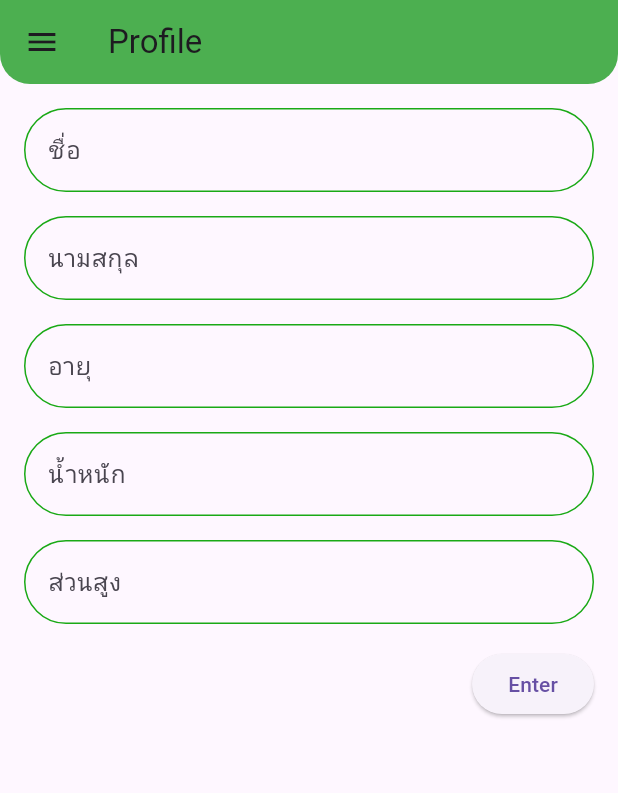
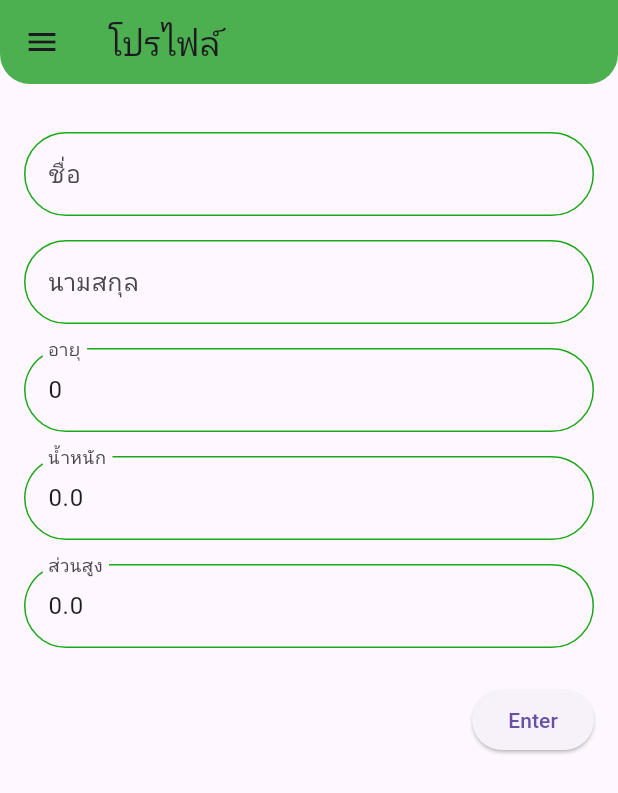
Before and after one commit to wichananm65/HealthyPlan, a Flutter app: the MyProfilePage screen opened directly, in the side drawer, after a tap on "Enter", on a phone screen of 412 x 824 dp. Shown: the top 793 px of the screen. Run offline on Flutter 3.47's test engine with Material 3 defaults, Android fonts, the phone set to English and light mode, and no system bars; our stand-ins replace cloud_firestore, firebase_auth, firebase_core, sqflite; accounts and stored records are empty; network calls fail.

Commit message:
update profile page

```diff
--- a/lib/drawer.dart
+++ b/lib/drawer.dart
@@ -1,4 +1,5 @@
 import 'package:flutter/material.dart';
+import 'package:healthy_plan/auth/auth_page.dart';
 import 'package:healthy_plan/pages/bookmarks_page.dart';
 import 'package:healthy_plan/pages/home_page.dart';
 import 'package:healthy_plan/pages/menus_page.dart';
@@ -67,7 +68,9 @@ class MyDrawer extends StatelessWidget {
             onTap: () {
               Navigator.pushReplacement(
                 context,
-                MaterialPageRoute(builder: (context) => const Profile()),
+                MaterialPageRoute(
+                  builder: (context) => const MyProfilePage(title: 'โปรไฟล์'),
+                ),
               );
             },
           ),
@@ -103,6 +106,10 @@ class MyDrawer extends StatelessWidget {
             onTap: () async {
               await UserService().clearCache();
               await FirebaseAuth.instance.signOut();
+              Navigator.pushReplacement(
+                context,
+                MaterialPageRoute(builder: (_) => AuthPage()),
+              );
             },
           ),
         ],
--- a/lib/pages/bookmarks_page.dart
+++ b/lib/pages/bookmarks_page.dart
@@ -45,7 +45,7 @@ class _BookmarksPageState extends State<BookmarksPage> {
     } else {
       await UserService().addFavourite(menu.id);
     }
-    _loadData(); // รีเฟรชรายการ favourite
+    _loadData();
   }
 
   @override
--- a/lib/pages/home_page.dart
+++ b/lib/pages/home_page.dart
@@ -178,7 +178,6 @@ class FoodTable extends StatelessWidget {
   }
 }
 
-/// Widget สำหรับ Card แสดงอาหาร
 class FoodCardList extends StatelessWidget {
   const FoodCardList({super.key, required this.foods});
 
--- a/lib/pages/profile_page.dart
+++ b/lib/pages/profile_page.dart
@@ -1,24 +1,7 @@
+// my_profile_page.dart
 import 'package:flutter/material.dart';
 import 'package:healthy_plan/drawer.dart';
-
-void main() {
-  runApp(const Profile());
-}
-
-class Profile extends StatelessWidget {
-  const Profile({super.key});
-
-  @override
-  Widget build(BuildContext context) {
-    return MaterialApp(
-      title: 'Healthy Plan',
-      theme: ThemeData(
-        colorScheme: ColorScheme.fromSeed(seedColor: Colors.lightGreenAccent),
-      ),
-      home: const MyProfilePage(title: 'Profile'),
-    );
-  }
-}
+import 'package:healthy_plan/services/user_service.dart';
 
 class MyProfilePage extends StatefulWidget {
   const MyProfilePage({super.key, required this.title});
@@ -26,16 +9,34 @@ class MyProfilePage extends StatefulWidget {
   final String title;
 
   @override
-  State<MyProfilePage> createState() => _MyHomePageState();
+  State<MyProfilePage> createState() => _MyProfilePageState();
 }
 
-class _MyHomePageState extends State<MyProfilePage> {
+class _MyProfilePageState extends State<MyProfilePage> {
   final _formKey = GlobalKey<FormState>();
   final TextEditingController _nameController = TextEditingController();
   final TextEditingController _surNameController = TextEditingController();
   final TextEditingController _ageController = TextEditingController();
   final TextEditingController _weightController = TextEditingController();
   final TextEditingController _heightController = TextEditingController();
+
+  @override
+  void initState() {
+    super.initState();
+    _loadUserData();
+  }
+
+  void _loadUserData() async {
+    await UserService().loadUser();
+    if (!mounted) return;
+    setState(() {
+      _nameController.text = UserService().getName();
+      _surNameController.text = UserService().getLastName();
+      _ageController.text = UserService().getAge().toString();
+      _weightController.text = UserService().getWeight().toString();
+      _heightController.text = UserService().getHeight().toString();
+    });
+  }
 
   @override
   Widget build(BuildContext context) {
@@ -48,18 +49,51 @@ class _MyHomePageState extends State<MyProfilePage> {
         ),
       ),
       drawer: MyDrawer(),
-      body: Center(
-        child: Padding(
+      body: Padding(
         padding: const EdgeInsets.all(16),
         child: Form(
           key: _formKey,
+          child: SingleChildScrollView(
             child: Column(
               crossAxisAlignment: CrossAxisAlignment.center,
               children: [
-                TextFormField(
-                  controller: _nameController,
+                SizedBox(height: 16),
+                _buildTextField(_nameController, 'ชื่อ', false),
+                const SizedBox(height: 16),
+                _buildTextField(_surNameController, 'นามสกุล', false),
+                const SizedBox(height: 16),
+                _buildTextField(_ageController, 'อายุ', true),
+                const SizedBox(height: 16),
+                _buildTextField(_weightController, 'น้ำหนัก', true),
+                const SizedBox(height: 16),
+                _buildTextField(_heightController, 'ส่วนสูง', true),
+                const SizedBox(height: 24),
+                Align(
+                  alignment: Alignment.centerRight,
+                  child: ElevatedButton(
+                    onPressed: _saveProfile,
+                    child: const Text('Enter'),
+                  ),
+                ),
+              ],
+            ),
+          ),
+        ),
+      ),
+    );
+  }
+
+  TextFormField _buildTextField(
+    TextEditingController controller,
+    String label,
+    bool isNumber,
+  ) {
+    return TextFormField(
+      controller: controller,
+      keyboardType:
+          isNumber ? TextInputType.numberWithOptions(decimal: true) : null,
       decoration: InputDecoration(
-                    labelText: 'ชื่อ',
+        labelText: label,
         enabledBorder: OutlineInputBorder(
           borderRadius: BorderRadius.circular(30),
           borderSide: const BorderSide(color: Color(0xFF1AA916)),
@@ -75,138 +109,65 @@ class _MyHomePageState extends State<MyProfilePage> {
       ),
       validator: (value) {
         if (value == null || value.isEmpty) {
-                      return 'please enter name';
+          return 'กรุณากรอก $label';
+        }
+        if (isNumber) {
+          final number = double.tryParse(value);
+          if (number == null) return 'กรุณากรอกตัวเลขที่ถูกต้อง';
+          if (number < 1) return '$label ต้องมากกว่า 0';
         }
         return null;
       },
+    );
+  }
+
+  void _saveProfile() async {
+    if (!_formKey.currentState!.validate()) return;
+
+    final name = _nameController.text.trim();
+    final surName = _surNameController.text.trim();
+    final age = int.tryParse(_ageController.text.trim());
+    final weight = double.tryParse(_weightController.text.trim());
+    final height = double.tryParse(_heightController.text.trim());
+
+    await UserService().updateUser(
+      firstName: name,
+      lastName: surName,
+      age: age,
+      weight: weight,
+      height: height,
+    );
+
+    if (!mounted) return;
+
+    showDialog(
+      context: context,
+      barrierDismissible: false,
+      builder:
+          (context) => AlertDialog(
+            backgroundColor: Colors.white,
+            shape: RoundedRectangleBorder(
+              borderRadius: BorderRadius.circular(16),
             ),
-                SizedBox(height: 16),
-
-                TextFormField(
-                  controller: _surNameController,
-                  decoration: InputDecoration(
-                    labelText: 'นามสกุล',
-                    enabledBorder: OutlineInputBorder(
-                      borderRadius: BorderRadius.circular(30),
-                      borderSide: const BorderSide(color: Color(0xFF1AA916)),
+            content: const Text(
+              'อัปเดทข้อมูลเรียบร้อย',
+              textAlign: TextAlign.center,
+              style: TextStyle(fontSize: 18, color: Colors.black),
             ),
-                    focusedBorder: OutlineInputBorder(
-                      borderRadius: BorderRadius.circular(30),
-                      borderSide: const BorderSide(color: Color(0xFF1AA916)),
+            actions: [
+              Center(
+                child: TextButton(
+                  onPressed: () {
+                    Navigator.of(context).pop();
+                  },
+                  child: const Text(
+                    'OK',
+                    style: TextStyle(color: Color(0xFF1AA916), fontSize: 16),
                   ),
-                    errorBorder: OutlineInputBorder(
-                      borderRadius: BorderRadius.circular(30),
-                      borderSide: const BorderSide(color: Colors.red),
-                    ),
-                  ),
-                  validator: (value) {
-                    if (value == null || value.isEmpty) {
-                      return 'please enter surname';
-                    }
-                    return null;
-                  },
-                ),
-                SizedBox(height: 16),
-
-                TextFormField(
-                  controller: _ageController,
-                  keyboardType: TextInputType.numberWithOptions(),
-                  decoration: InputDecoration(
-                    labelText: 'อายุ',
-                    enabledBorder: OutlineInputBorder(
-                      borderRadius: BorderRadius.circular(30),
-                      borderSide: const BorderSide(color: Color(0xFF1AA916)),
-                    ),
-                    focusedBorder: OutlineInputBorder(
-                      borderRadius: BorderRadius.circular(30),
-                      borderSide: const BorderSide(color: Color(0xFF1AA916)),
-                    ),
-                    errorBorder: OutlineInputBorder(
-                      borderRadius: BorderRadius.circular(30),
-                      borderSide: const BorderSide(color: Colors.red),
-                    ),
-                  ),
-                  validator: (value) {
-                    if (value == null || value.isEmpty) {
-                      return 'please enter age';
-                    }
-                    return null;
-                  },
-                ),
-                SizedBox(height: 16),
-
-                TextFormField(
-                  controller: _weightController,
-                  keyboardType: TextInputType.numberWithOptions(),
-                  decoration: InputDecoration(
-                    labelText: 'น้ำหนัก',
-                    enabledBorder: OutlineInputBorder(
-                      borderRadius: BorderRadius.circular(30),
-                      borderSide: const BorderSide(color: Color(0xFF1AA916)),
-                    ),
-                    focusedBorder: OutlineInputBorder(
-                      borderRadius: BorderRadius.circular(30),
-                      borderSide: const BorderSide(color: Color(0xFF1AA916)),
-                    ),
-                    errorBorder: OutlineInputBorder(
-                      borderRadius: BorderRadius.circular(30),
-                      borderSide: const BorderSide(color: Colors.red),
-                    ),
-                  ),
-                  validator: (value) {
-                    if (value == null || value.isEmpty) {
-                      return 'please enter weight';
-                    }
-                    return null;
-                  },
-                ),
-                SizedBox(height: 16),
-
-                TextFormField(
-                  controller: _heightController,
-                  keyboardType: TextInputType.numberWithOptions(),
-                  decoration: InputDecoration(
-                    labelText: 'ส่วนสูง',
-                    enabledBorder: OutlineInputBorder(
-                      borderRadius: BorderRadius.circular(30),
-                      borderSide: const BorderSide(color: Color(0xFF1AA916)),
-                    ),
-                    focusedBorder: OutlineInputBorder(
-                      borderRadius: BorderRadius.circular(30),
-                      borderSide: const BorderSide(color: Color(0xFF1AA916)),
-                    ),
-                    errorBorder: OutlineInputBorder(
-                      borderRadius: BorderRadius.circular(30),
-                      borderSide: const BorderSide(color: Colors.red),
-                    ),
-                  ),
-                  validator: (value) {
-                    if (value == null || value.isEmpty) {
-                      return 'please enter height';
-                    }
-                    return null;
-                  },
-                ),
-                SizedBox(height: 16),
-
-                Align(
-                  alignment: Alignment.centerRight,
-                  child: ElevatedButton(
-                    onPressed: () {
-                      if (_formKey.currentState!.validate()) {
-                        ScaffoldMessenger.of(
-                          context,
-                        ).showSnackBar(SnackBar(content: Text('Finished')));
-                      }
-                    },
-                    child: const Text('Enter'),
                 ),
               ),
             ],
           ),
-          ),
-        ),
-      ),
     );
   }
 }
```
Also changed, not shown: lib/services/user_service.dart (+40 -2 lines). Lines whose indentation alone changed are shown as unchanged.
